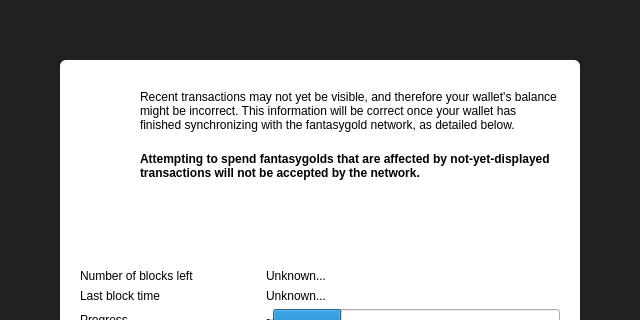
FantasyGold/FantasyGold-Core, file src/qt/forms/modaloverlay.ui: the form before one commit; both pictures show x 0 to 640 and y 0 to 320 of the 640 by 513 pixel window.
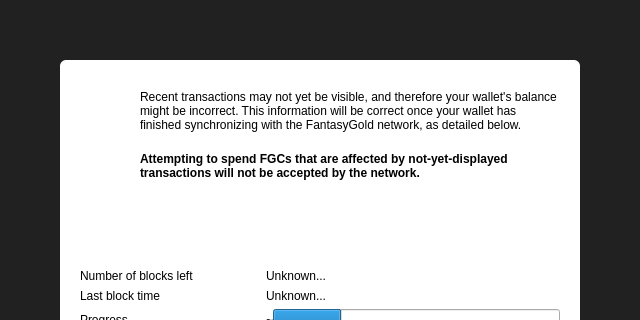
The form after the commit. Icons and pictures are not drawn. Custom widgets are drawn as their Qt base class.

What changed in the file:
```diff
--- a/src/qt/forms/modaloverlay.ui
+++ b/src/qt/forms/modaloverlay.ui
@@ -150,7 +150,7 @@
                  <item>
                   <widget class="QLabel" name="infoText">
                    <property name="text">
-                    <string>Recent transactions may not yet be visible, and therefore your wallet's balance might be incorrect. This information will be correct once your wallet has finished synchronizing with the fantasygold network, as detailed below.</string>
+                    <string>Recent transactions may not yet be visible, and therefore your wallet's balance might be incorrect. This information will be correct once your wallet has finished synchronizing with the FantasyGold network, as detailed below.</string>
                    </property>
                    <property name="textFormat">
                     <enum>Qt::RichText</enum>
@@ -169,7 +169,7 @@
                     </font>
                    </property>
                    <property name="text">
-                    <string>Attempting to spend fantasygolds that are affected by not-yet-displayed transactions will not be accepted by the network.</string>
+                    <string>Attempting to spend FGCs that are affected by not-yet-displayed transactions will not be accepted by the network.</string>
                    </property>
                    <property name="textFormat">
                     <enum>Qt::RichText</enum>
```
